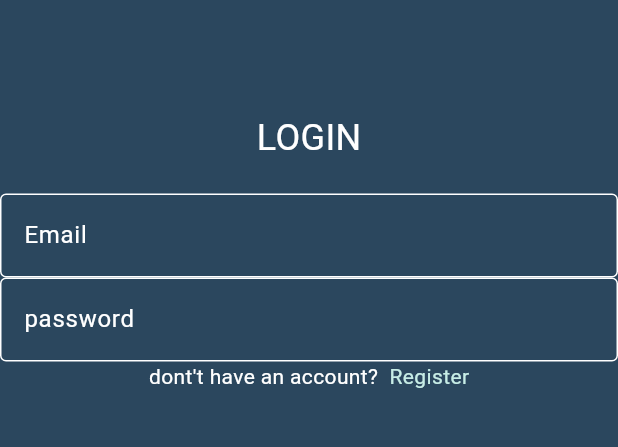
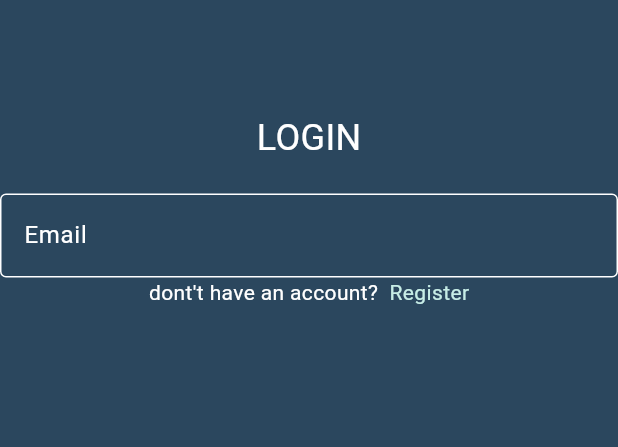
Before and after one commit to MahhmoudRefat/chatify, a Flutter app: the screen it shows after launch, on a phone screen of 412 x 824 dp, the part 219-666 px from its top. Run offline on Flutter 3.47's test engine with Material 3 defaults, Android fonts, the phone set to English and light mode, and no system bars; Roboto replaces fonts that are missing (pacifico).

Commit message:
edit the login page

```diff
--- a/lib/screens/login_page.dart
+++ b/lib/screens/login_page.dart
@@ -47,7 +47,6 @@ class LoginPage extends StatelessWidget {
           ),
           CustomTextField(hintText: "Email",),
 
-          CustomTextField(hintText: "password",),
 
           Row(
             mainAxisAlignment: MainAxisAlignment.center,
```
